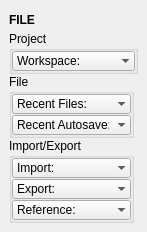
Old version of the form tentacle/ui/file.ui in the repository m3trik/tentacle.
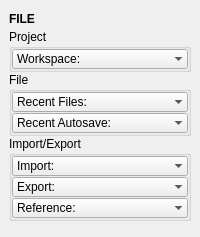
New version of the form. Custom widgets are drawn as their Qt base class.

Diff of the .ui file:
```diff
--- a/tentacle/ui/file.ui
+++ b/tentacle/ui/file.ui
@@ -9,22 +9,10 @@
    <rect>
     <x>0</x>
     <y>0</y>
-    <width>147</width>
-    <height>228</height>
+    <width>200</width>
+    <height>237</height>
    </rect>
   </property>
-  <property name="minimumSize">
-   <size>
-    <width>0</width>
-    <height>0</height>
-   </size>
-  </property>
-  <property name="maximumSize">
-   <size>
-    <width>999</width>
-    <height>999</height>
-   </size>
-  </property>
   <property name="tabShape">
    <enum>QTabWidget::Triangular</enum>
   </property>
@@ -35,6 +23,12 @@
    <set>QMainWindow::AllowNestedDocks|QMainWindow::AllowTabbedDocks|QMainWindow::AnimatedDocks|QMainWindow::ForceTabbedDocks</set>
   </property>
   <widget class="QWidget" name="central_widget">
+   <property name="minimumSize">
+    <size>
+     <width>200</width>
+     <height>0</height>
+    </size>
+   </property>
    <layout class="QVBoxLayout" name="verticalLayout_2">
     <item>
      <layout class="QVBoxLayout" name="verticalLayout">
@@ -42,17 +36,11 @@
        <number>0</number>
       </property>
       <item>
-       <widget class="DraggableHeader" name="draggableHeader">
+       <widget class="Header" name="header">
         <property name="minimumSize">
          <size>
           <width>0</width>
-          <height>22</height>
-         </size>
-        </property>
-        <property name="maximumSize">
-         <size>
-          <width>125</width>
-          <height>22</height>
+          <height>20</height>
          </size>
         </property>
         <property name="font">
@@ -68,18 +56,6 @@
       </item>
       <item>
        <widget class="QGroupBox" name="Project">
-        <property name="minimumSize">
-         <size>
-          <width>0</width>
-          <height>0</height>
-         </size>
-        </property>
-        <property name="maximumSize">
-         <size>
-          <width>999</width>
-          <height>999</height>
-         </size>
-        </property>
         <property name="title">
          <string>Project</string>
         </property>
@@ -109,7 +85,7 @@
            </property>
            <property name="maximumSize">
             <size>
-             <width>999</width>
+             <width>16777215</width>
              <height>20</height>
             </size>
            </property>
@@ -134,18 +110,6 @@
       </item>
       <item>
        <widget class="QGroupBox" name="File">
-        <property name="minimumSize">
-         <size>
-          <width>125</width>
-          <height>0</height>
-         </size>
-        </property>
-        <property name="maximumSize">
-         <size>
-          <width>125</width>
-          <height>999</height>
-         </size>
-        </property>
         <property name="title">
          <string>File</string>
         </property>
@@ -175,7 +139,7 @@
            </property>
            <property name="maximumSize">
             <size>
-             <width>999</width>
+             <width>16777215</width>
              <height>20</height>
             </size>
            </property>
@@ -205,7 +169,7 @@
            </property>
            <property name="maximumSize">
             <size>
-             <width>999</width>
+             <width>16777215</width>
              <height>20</height>
             </size>
            </property>
@@ -230,18 +194,6 @@
       </item>
       <item>
        <widget class="QGroupBox" name="Import_Export">
-        <property name="minimumSize">
-         <size>
-          <width>125</width>
-          <height>0</height>
-         </size>
-        </property>
-        <property name="maximumSize">
-         <size>
-          <width>125</width>
-          <height>999</height>
-         </size>
-        </property>
         <property name="title">
          <string>Import/Export</string>
         </property>
@@ -271,7 +223,7 @@
            </property>
            <property name="maximumSize">
             <size>
-             <width>999</width>
+             <width>16777215</width>
              <height>20</height>
             </size>
            </property>
@@ -301,7 +253,7 @@
            </property>
            <property name="maximumSize">
             <size>
-             <width>999</width>
+             <width>16777215</width>
              <height>20</height>
             </size>
            </property>
@@ -331,7 +283,7 @@
            </property>
            <property name="maximumSize">
             <size>
-             <width>999</width>
+             <width>16777215</width>
              <height>20</height>
             </size>
            </property>
@@ -374,14 +326,14 @@
  </widget>
  <customwidgets>
   <customwidget>
-   <class>DraggableHeader</class>
+   <class>Header</class>
    <extends>QLabel</extends>
-   <header>draggableHeader.h</header>
+   <header>uitk.widgets.header.Header.h</header>
   </customwidget>
   <customwidget>
    <class>ComboBox</class>
    <extends>QComboBox</extends>
-   <header>widgets.combobox.h</header>
+   <header>uitk.widgets.comboBox.ComboBox.h</header>
   </customwidget>
  </customwidgets>
  <resources/>
```
